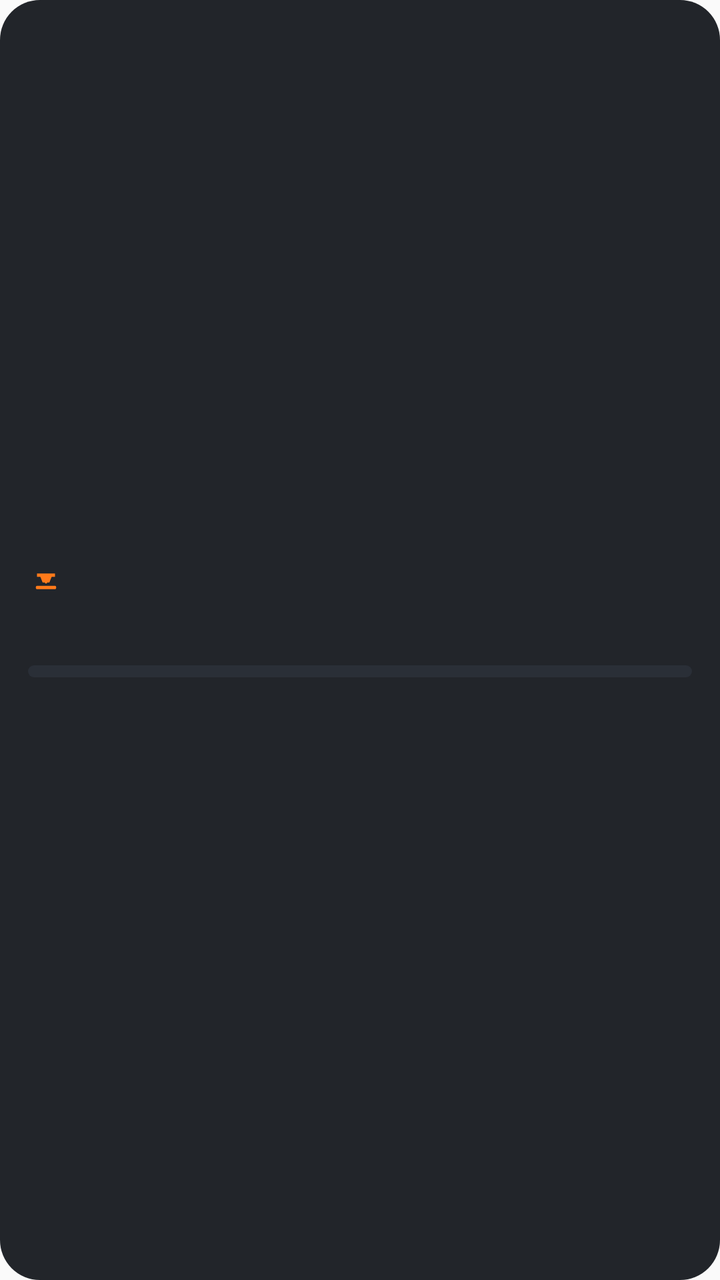
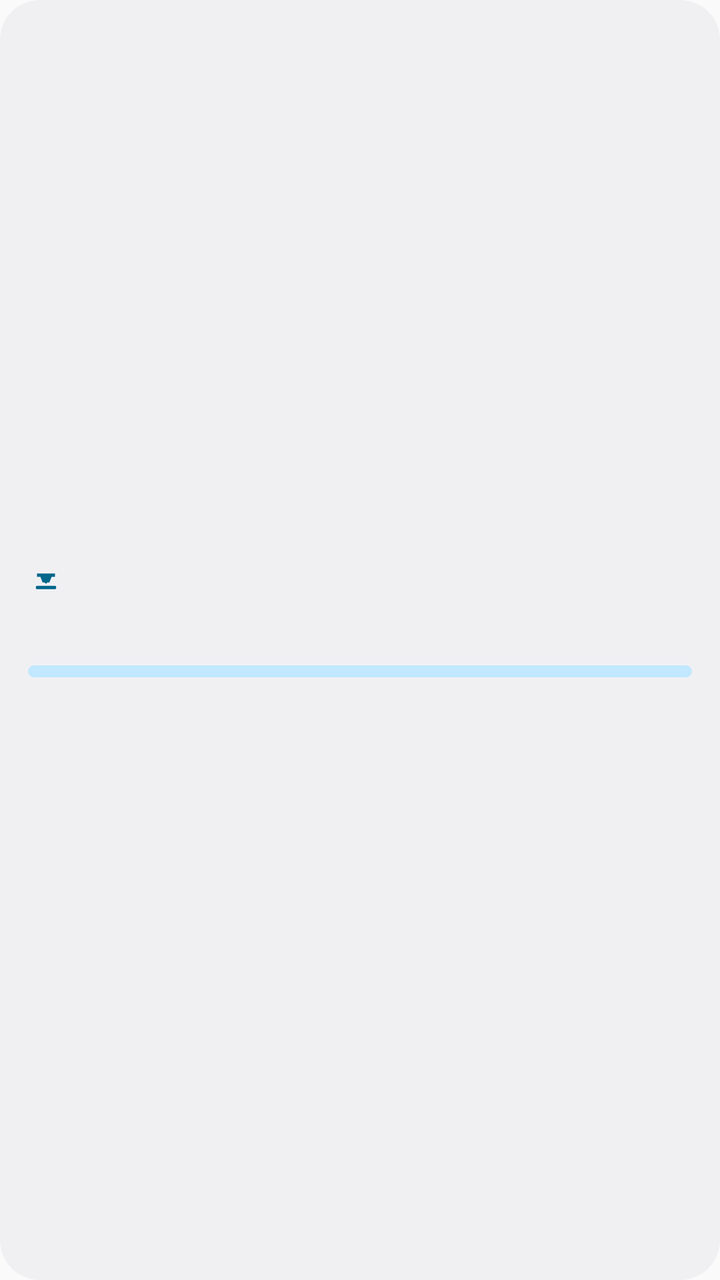

Compare the two renders of this Android layout. The source of the first and the diff that turns it into the second are given below.
<!-- AndroidManifest.xml: application theme AppTheme -->
<!-- res/layout/widget_printer.xml -->
<?xml version="1.0" encoding="utf-8"?>
<LinearLayout xmlns:android="http://schemas.android.com/apk/res/android"
    android:id="@+id/widget_root"
    android:layout_width="match_parent"
    android:layout_height="match_parent"
    android:background="@drawable/widget_background"
    android:orientation="vertical"
    android:gravity="center_vertical"
    android:padding="14dp">

    <LinearLayout
        android:layout_width="match_parent"
        android:layout_height="wrap_content"
        android:orientation="horizontal"
        android:gravity="center_vertical">

        <ImageView
            android:layout_width="18dp"
            android:layout_height="18dp"
            android:src="@drawable/ic_stat_printer"
            android:tint="#FFFF7A1A" />

        <TextView
            android:id="@+id/widget_name"
            android:layout_width="0dp"
            android:layout_height="wrap_content"
            android:layout_weight="1"
            android:layout_marginStart="6dp"
            android:ellipsize="end"
            android:maxLines="1"
            android:textColor="#FFE8EAED"
            android:textSize="14sp"
            android:textStyle="bold" />

        <TextView
            android:id="@+id/widget_percent"
            android:layout_width="wrap_content"
            android:layout_height="wrap_content"
            android:textColor="#FFFF7A1A"
            android:textSize="18sp"
            android:textStyle="bold" />
    </LinearLayout>

    <TextView
        android:id="@+id/widget_state"
        android:layout_width="match_parent"
        android:layout_height="wrap_content"
        android:layout_marginTop="4dp"
        android:textColor="#FF8B929C"
        android:textSize="13sp" />

    <ProgressBar
        android:id="@+id/widget_progress"
        style="@android:style/Widget.ProgressBar.Horizontal"
        android:layout_width="match_parent"
        android:layout_height="6dp"
        android:layout_marginTop="8dp"
        android:max="100"
        android:progressDrawable="@drawable/widget_progress" />

    <TextView
        android:id="@+id/widget_detail"
        android:layout_width="match_parent"
        android:layout_height="wrap_content"
        android:layout_marginTop="6dp"
        android:ellipsize="end"
        android:maxLines="1"
        android:textColor="#FF8B929C"
        android:textSize="12sp" />
</LinearLayout>
<!-- resources referenced by this layout -->
<resources>
  <!-- drawable ic_stat_printer (drawable) -->
  <vector xmlns:android="http://schemas.android.com/apk/res/android"
      android:width="24dp" android:height="24dp"
      android:viewportWidth="64" android:viewportHeight="64">
      <path android:fillColor="#FFFFFFFF" android:pathData="M16,18h32v6H16zM22,24h20l-4,10H26z" />
      <path android:fillColor="#FFFFFFFF" android:pathData="M16,40h32a2,2 0,0 1,2 2v2a2,2 0,0 1,-2 2H16a2,2 0,0 1,-2 -2v-2a2,2 0,0 1,2 -2z" />
      <path android:fillColor="#FFFFFFFF" android:pathData="M32,34m-2,0a2,2 0,1 1,4 0a2,2 0,1 1,-4 0" />
  </vector>
  <!-- drawable widget_background (drawable) -->
  <shape xmlns:android="http://schemas.android.com/apk/res/android" android:shape="rectangle">
      <solid android:color="#F2171A1F" />
      <corners android:radius="20dp" />
  </shape>
  <!-- drawable widget_progress (drawable) -->
  <layer-list xmlns:android="http://schemas.android.com/apk/res/android">
      <item android:id="@android:id/background">
          <shape><corners android:radius="4dp" /><solid android:color="#FF2A2F37" /></shape>
      </item>
      <item android:id="@android:id/progress">
          <clip><shape><corners android:radius="4dp" /><solid android:color="#FFFF7A1A" /></shape></clip>
      </item>
  </layer-list>
  <style name="AppTheme" parent="Theme.AppCompat.Light.DarkActionBar">
          
          <item name="colorPrimary">@color/colorPrimary</item>
          <item name="colorPrimaryDark">@color/colorPrimaryDark</item>
          <item name="colorAccent">@color/colorAccent</item>
      </style>
</resources>

<!-- the commit's change to res/layout/widget_printer.xml (unified diff, before → after) -->
@@ -18,7 +18,7 @@
             android:layout_width="18dp"
             android:layout_height="18dp"
             android:src="@drawable/ic_stat_printer"
-            android:tint="#FFFF7A1A" />
+            android:tint="@color/widget_accent" />
 
         <TextView
             android:id="@+id/widget_name"
@@ -28,7 +28,7 @@
             android:layout_marginStart="6dp"
             android:ellipsize="end"
             android:maxLines="1"
-            android:textColor="#FFE8EAED"
+            android:textColor="@color/widget_text"
             android:textSize="14sp"
             android:textStyle="bold" />
 
@@ -36,7 +36,7 @@
             android:id="@+id/widget_percent"
             android:layout_width="wrap_content"
             android:layout_height="wrap_content"
-            android:textColor="#FFFF7A1A"
+            android:textColor="@color/widget_accent"
             android:textSize="18sp"
             android:textStyle="bold" />
     </LinearLayout>
@@ -46,7 +46,7 @@
         android:layout_width="match_parent"
         android:layout_height="wrap_content"
         android:layout_marginTop="4dp"
-        android:textColor="#FF8B929C"
+        android:textColor="@color/widget_muted"
         android:textSize="13sp" />
 
     <ProgressBar
@@ -65,6 +65,6 @@
         android:layout_marginTop="6dp"
         android:ellipsize="end"
         android:maxLines="1"
-        android:textColor="#FF8B929C"
+        android:textColor="@color/widget_muted"
         android:textSize="12sp" />
 </LinearLayout>
<!-- resource entries referenced after the edit -->
@@ -1,5 +1,8 @@
 <!-- resources referenced by this layout -->
 <resources>
+  <color name="widget_accent">#FFFF7A1A</color>
+  <color name="widget_muted">#FF8B929C</color>
+  <color name="widget_text">#FFE8EAED</color>
   <!-- drawable ic_stat_printer (drawable) -->
   <vector xmlns:android="http://schemas.android.com/apk/res/android"
       android:width="24dp" android:height="24dp"
@@ -10,16 +13,16 @@
   </vector>
   <!-- drawable widget_background (drawable) -->
   <shape xmlns:android="http://schemas.android.com/apk/res/android" android:shape="rectangle">
-      <solid android:color="#F2171A1F" />
+      <solid android:color="@color/widget_bg" />
       <corners android:radius="20dp" />
   </shape>
   <!-- drawable widget_progress (drawable) -->
   <layer-list xmlns:android="http://schemas.android.com/apk/res/android">
       <item android:id="@android:id/background">
-          <shape><corners android:radius="4dp" /><solid android:color="#FF2A2F37" /></shape>
+          <shape><corners android:radius="4dp" /><solid android:color="@color/widget_track" /></shape>
       </item>
       <item android:id="@android:id/progress">
-          <clip><shape><corners android:radius="4dp" /><solid android:color="#FFFF7A1A" /></shape></clip>
+          <clip><shape><corners android:radius="4dp" /><solid android:color="@color/widget_accent" /></shape></clip>
       </item>
   </layer-list>
   <style name="AppTheme" parent="Theme.AppCompat.Light.DarkActionBar">
@@ -28,5 +31,7 @@
           <item name="colorPrimaryDark">@color/colorPrimaryDark</item>
           <item name="colorAccent">@color/colorAccent</item>
       </style>
+  <color name="widget_bg">#F2171A1F</color>
+  <color name="widget_track">#FF2A2F37</color>
 </resources>
 
